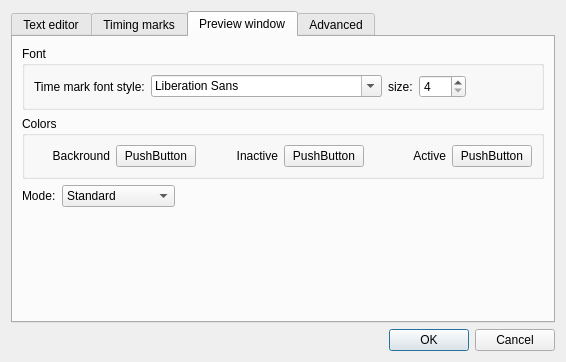
The window that src/dialog_settings.ui (Ameciclo/ki-karro-oke-karaoke-editor) describes before a commit, drawn with Qt 5.
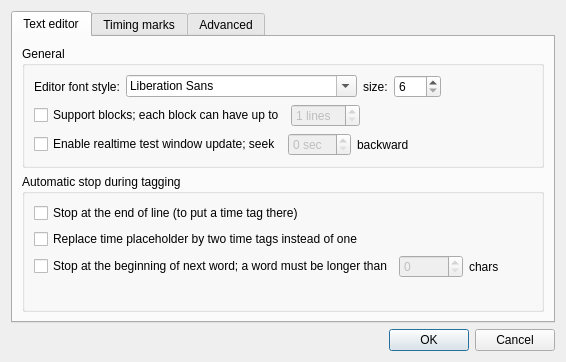
The same window after the commit. The open tabs and pages were chosen to show the change. Custom widgets are drawn as their Qt base class.

Commit message: Align project appearance across preview and export

Patch:
```diff
--- a/src/dialog_settings.ui
+++ b/src/dialog_settings.ui
@@ -511,200 +511,6 @@
        </item>
       </layout>
      </widget>
-     <widget class="QWidget" name="tab_3">
-      <attribute name="title">
-       <string>Preview window</string>
-      </attribute>
-      <layout class="QVBoxLayout" name="verticalLayout_5">
-       <item>
-        <widget class="QGroupBox" name="groupBox_5">
-         <property name="title">
-          <string>Font</string>
-         </property>
-         <layout class="QHBoxLayout" name="horizontalLayout_6">
-          <item>
-           <widget class="QLabel" name="label_10">
-            <property name="text">
-             <string>Time mark font style:</string>
-            </property>
-           </widget>
-          </item>
-          <item>
-           <widget class="QFontComboBox" name="fontPreview">
-            <property name="whatsThis">
-             <string>Font family for preview window</string>
-            </property>
-           </widget>
-          </item>
-          <item>
-           <widget class="QLabel" name="label_11">
-            <property name="text">
-             <string>size:</string>
-            </property>
-           </widget>
-          </item>
-          <item>
-           <widget class="QSpinBox" name="fontPreviewSize">
-            <property name="whatsThis">
-             <string>Font size for preview window. Larger values are suggested (24 and up)</string>
-            </property>
-            <property name="minimum">
-             <number>4</number>
-            </property>
-            <property name="maximum">
-             <number>120</number>
-            </property>
-            <property name="singleStep">
-             <number>2</number>
-            </property>
-           </widget>
-          </item>
-          <item>
-           <spacer name="horizontalSpacer_6">
-            <property name="orientation">
-             <enum>Qt::Horizontal</enum>
-            </property>
-            <property name="sizeHint" stdset="0">
-             <size>
-              <width>79</width>
-              <height>20</height>
-             </size>
-            </property>
-           </spacer>
-          </item>
-         </layout>
-        </widget>
-       </item>
-       <item>
-       <widget class="QGroupBox" name="groupBox_6">
-         <property name="title">
-          <string>Colors</string>
-         </property>
-         <layout class="QHBoxLayout" name="horizontalLayout_7">
-          <item>
-           <widget class="QLabel" name="label_12">
-            <property name="text">
-             <string>Backround</string>
-            </property>
-            <property name="alignment">
-             <set>Qt::AlignRight|Qt::AlignTrailing|Qt::AlignVCenter</set>
-            </property>
-           </widget>
-          </item>
-          <item>
-           <widget class="ColorButton" name="btnPreviewColorBg">
-            <property name="whatsThis">
-             <string>Preview window background color.</string>
-            </property>
-            <property name="text">
-             <string>PushButton</string>
-            </property>
-           </widget>
-          </item>
-          <item>
-           <widget class="QLabel" name="label_13">
-            <property name="text">
-             <string>Inactive</string>
-            </property>
-            <property name="alignment">
-             <set>Qt::AlignRight|Qt::AlignTrailing|Qt::AlignVCenter</set>
-            </property>
-           </widget>
-          </item>
-          <item>
-           <widget class="ColorButton" name="btnPreviewColorInactive">
-            <property name="whatsThis">
-             <string>Preview window text color for the text which is not being sung yet..</string>
-            </property>
-            <property name="text">
-             <string>PushButton</string>
-            </property>
-           </widget>
-          </item>
-          <item>
-           <widget class="QLabel" name="label_14">
-            <property name="text">
-             <string>Active</string>
-            </property>
-            <property name="alignment">
-             <set>Qt::AlignRight|Qt::AlignTrailing|Qt::AlignVCenter</set>
-            </property>
-           </widget>
-          </item>
-          <item>
-           <widget class="ColorButton" name="btnPreviewColorActive">
-            <property name="whatsThis">
-             <string>Preview window text color for the text which has been sung.</string>
-            </property>
-            <property name="text">
-             <string>PushButton</string>
-            </property>
-           </widget>
-          </item>
-         </layout>
-        </widget>
-       </item>
-       <item>
-        <layout class="QHBoxLayout" name="horizontalLayout_previewMode">
-         <item>
-          <widget class="QLabel" name="labelPreviewLayoutMode">
-           <property name="text">
-            <string>Mode:</string>
-           </property>
-          </widget>
-         </item>
-         <item>
-          <widget class="QComboBox" name="boxPreviewLayoutMode">
-           <property name="whatsThis">
-            <string>Choose how lyrics are arranged in the preview/test window.</string>
-           </property>
-           <item>
-            <property name="text">
-             <string>Standard</string>
-            </property>
-           </item>
-           <item>
-            <property name="text">
-             <string>Sliding lines</string>
-            </property>
-           </item>
-           <item>
-            <property name="text">
-             <string>Substitute lines</string>
-            </property>
-           </item>
-          </widget>
-         </item>
-         <item>
-          <spacer name="horizontalSpacerPreviewMode">
-           <property name="orientation">
-            <enum>Qt::Horizontal</enum>
-           </property>
-           <property name="sizeHint" stdset="0">
-            <size>
-             <width>79</width>
-             <height>20</height>
-            </size>
-           </property>
-          </spacer>
-         </item>
-        </layout>
-       </item>
-       <item>
-        <spacer name="verticalSpacer_2">
-         <property name="orientation">
-          <enum>Qt::Vertical</enum>
-         </property>
-         <property name="sizeHint" stdset="0">
-          <size>
-           <width>20</width>
-           <height>90</height>
-          </size>
-         </property>
-        </spacer>
-       </item>
-      </layout>
-     </widget>
      <widget class="QWidget" name="tab_4">
       <attribute name="title">
        <string>Advanced</string>
```
The commit also changes 8 other files.
